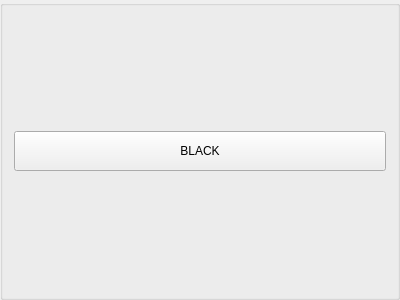
Old version of the form StageRunner/gui/lightcontrolwidget.ui in the repository Pit1966/StageRunner.
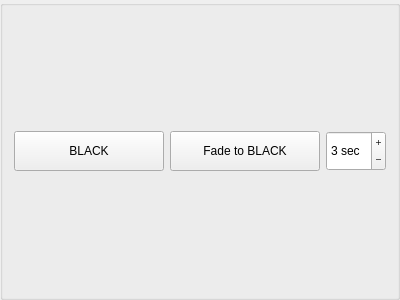
New version of the form.

Commit message: New: Fade To Black Fixed: PlayListItem hört auf die Liste abzuarbeiten

Diff of the .ui file:
```diff
--- a/StageRunner/gui/lightcontrolwidget.ui
+++ b/StageRunner/gui/lightcontrolwidget.ui
@@ -14,6 +14,19 @@
    <string>Light Control</string>
   </property>
   <layout class="QGridLayout" name="gridLayout">
+   <item row="0" column="1">
+    <widget class="QPushButton" name="fadeToBlackButton">
+     <property name="minimumSize">
+      <size>
+       <width>0</width>
+       <height>40</height>
+      </size>
+     </property>
+     <property name="text">
+      <string>Fade to BLACK</string>
+     </property>
+    </widget>
+   </item>
    <item row="0" column="0">
     <widget class="QPushButton" name="blackButton">
      <property name="minimumSize">
@@ -27,6 +40,37 @@
      </property>
     </widget>
    </item>
+   <item row="0" column="2">
+    <widget class="QSpinBox" name="fadeSecondsSpin">
+     <property name="minimumSize">
+      <size>
+       <width>0</width>
+       <height>40</height>
+      </size>
+     </property>
+     <property name="maximumSize">
+      <size>
+       <width>60</width>
+       <height>16777215</height>
+      </size>
+     </property>
+     <property name="buttonSymbols">
+      <enum>QAbstractSpinBox::PlusMinus</enum>
+     </property>
+     <property name="suffix">
+      <string> sec</string>
+     </property>
+     <property name="minimum">
+      <number>1</number>
+     </property>
+     <property name="maximum">
+      <number>10</number>
+     </property>
+     <property name="value">
+      <number>3</number>
+     </property>
+    </widget>
+   </item>
   </layout>
  </widget>
  <resources/>
```
The commit also changes 7 other files.
